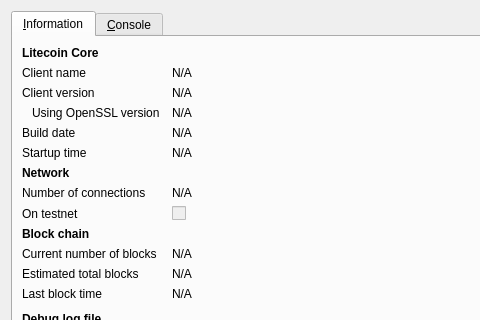
First picture: the form in src/qt/forms/rpcconsole.ui, repository simbacoin/simbacoin, before the edit; both pictures show x 0 to 480 and y 0 to 320 of the 740 by 450 pixel window.
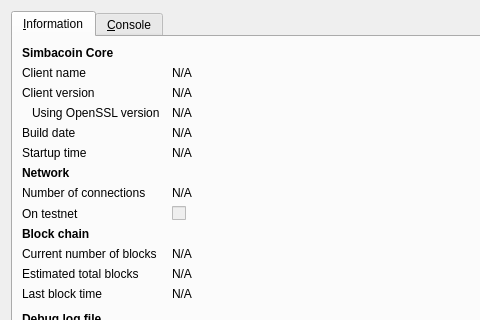
Second picture: the form after the edit. Icons and pictures are not drawn.

Patch:
```diff
--- a/src/qt/forms/rpcconsole.ui
+++ b/src/qt/forms/rpcconsole.ui
@@ -36,7 +36,7 @@
           </font>
          </property>
          <property name="text">
-          <string>Litecoin Core</string>
+          <string>Simbacoin Core</string>
          </property>
         </widget>
        </item>
```
Left out of the diff: 6 changed lines with no effect on the pictures.
